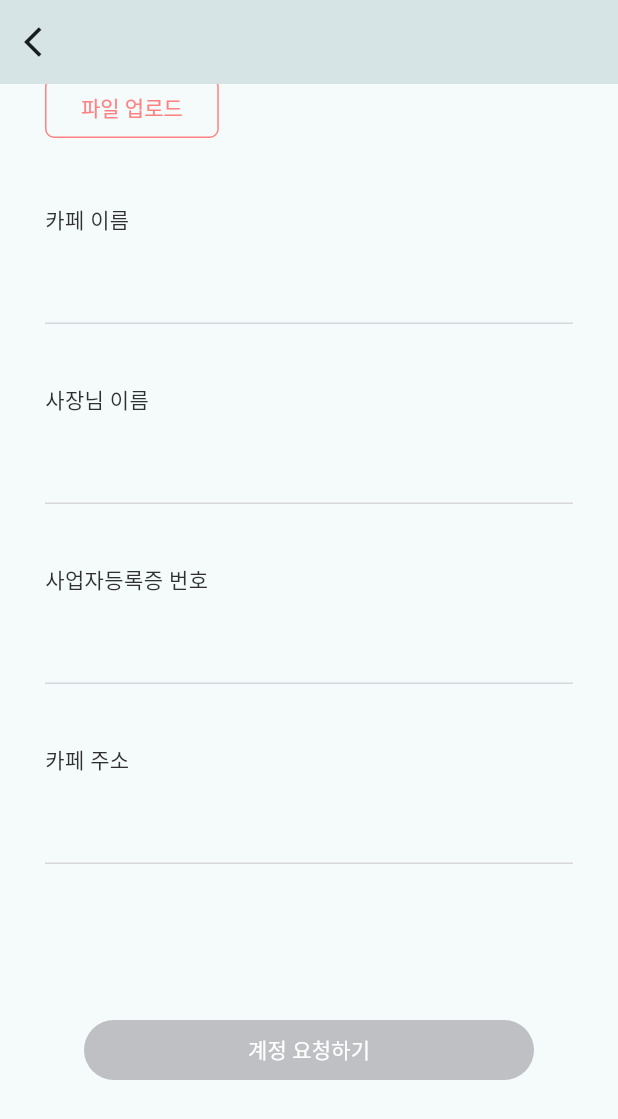
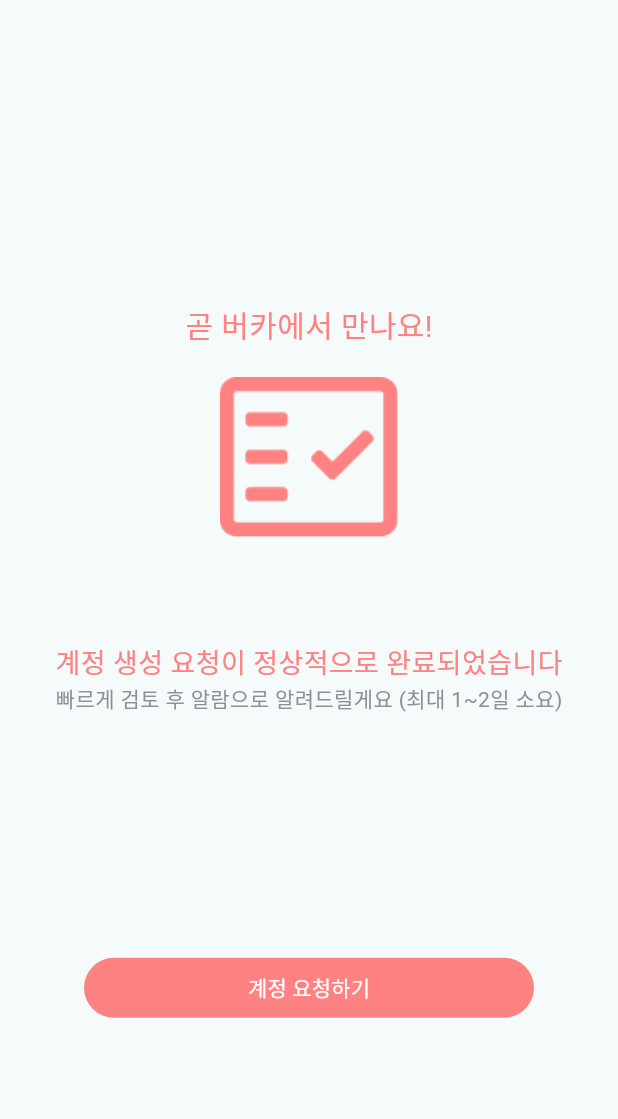
Before and after one commit to BirthdayCafe/Birca_Android, a Flutter app: the OnboardingCafeOwnerView screen opened directly, scrolled down 145 dp, after a tap on "계정 요청하기", on a phone screen of 412 x 824 dp. Shown: the top 1119 px of the screen. Run offline on Flutter 3.47's test engine with Material 3 defaults, Android fonts, the phone set to English and light mode, and no system bars; Roboto replaces fonts that are missing (PretendardBold, PretendardMedium, PretendardRegular).

Commit message:
Feat. 사장님 온보딩 종료 view

```diff
--- a/lib/view/onboarding/onboardingView.dart
+++ b/lib/view/onboarding/onboardingView.dart
@@ -1,4 +1,6 @@
 import 'package:birca/colors/mainColors.dart';
+import 'package:birca/designSystem/button.dart';
+import 'package:birca/designSystem/text.dart';
 import 'package:flutter/material.dart';
 
 //팬, 사장님 선택
@@ -15,11 +17,12 @@ class _OnBoardingView extends State<OnBoardingView> {
     super.initState();
   }
 
+  @override
   Widget build(BuildContext context) {
     return Scaffold(
         appBar: AppBar(),
         body: Container(
-            margin: EdgeInsets.only(top: 87),
+            margin: const EdgeInsets.only(top: 87),
             child: Center(
               child: Column(
                 children: [
@@ -57,7 +60,7 @@ class _OnBoardingView extends State<OnBoardingView> {
                           Navigator.push(
                               context,
                               MaterialPageRoute(
-                                  builder: (context) => OnboardingView2()));
+                                  builder: (context) => const OnboardingView2()));
                         },
                         child: Image.asset('lib/assets/image/img_fan.png'),
                       ),
@@ -70,7 +73,7 @@ class _OnBoardingView extends State<OnBoardingView> {
                               context,
                               MaterialPageRoute(
                                   builder: (context) =>
-                                      OnboardingCafeOwnerView()));
+                                      const OnboardingCafeOwnerView()));
                         },
                         child:
                             Image.asset('lib/assets/image/img_cafe_owner.png'),
@@ -92,14 +95,14 @@ class OnboardingView2 extends StatelessWidget {
     return Scaffold(
         appBar: AppBar(
           leading: IconButton(
-            icon: Icon(Icons.arrow_back_ios),
+            icon: const Icon(Icons.arrow_back_ios),
             onPressed: () {
               Navigator.pop(context);
             },
           ),
         ),
         body: Container(
-            margin: EdgeInsets.only(top: 87),
+            margin: const EdgeInsets.only(top: 87),
             child: Center(
               child: Column(
                 children: [
@@ -170,7 +173,7 @@ class _OnboardingCafeOwnerView extends State<OnboardingCafeOwnerView> {
     return Scaffold(
         appBar: AppBar(
           leading: IconButton(
-            icon: Icon(Icons.arrow_back_ios),
+            icon: const Icon(Icons.arrow_back_ios),
             onPressed: () {
               Navigator.pop(context);
             },
@@ -204,33 +207,34 @@ class _OnboardingCafeOwnerView extends State<OnboardingCafeOwnerView> {
                       ),
                     ]),
               ),
-              Padding(padding: EdgeInsets.only(top: 52)),
-              Text(
+              const Padding(padding: EdgeInsets.only(top: 52)),
+              const Text(
                 "사업자등록증",
                 style: TextStyle(fontFamily: 'PretendardMedium', fontSize: 16),
               ),
-              SizedBox(
+              const SizedBox(
                 height: 18,
               ),
               OutlinedButton(
                 onPressed: () {},
-                child: Text(
+                style: OutlinedButton.styleFrom(
+                    textStyle:
+                        const TextStyle(fontFamily: 'PretendardMedium', fontSize: 14),
+                    primary: MainColors.main03,
+                    side: const BorderSide(color: MainColors.main03),
+                    shape: RoundedRectangleBorder(
+                        borderRadius: BorderRadius.circular(6))),
+                child: const Text(
                   '파일 업로드',
                 ),
-                style: OutlinedButton.styleFrom(
-                    textStyle:
-                        TextStyle(fontFamily: 'PretendardMedium', fontSize: 14),
-                    primary: MainColors.main03,
-                    side: BorderSide(color: MainColors.main03),
-                    shape: RoundedRectangleBorder(
-                        borderRadius: BorderRadius.circular(6))),
               ),
-              SizedBox(height: 40),
-              Text(
+              const SizedBox(height: 40),
+              const Text(
                 '카페 이름',
                 style: TextStyle(fontFamily: 'PretendardMedium', fontSize: 14),
               ),
-              SizedBox(
+
+              const SizedBox(
                 height: 11,
               ),
               const TextField(
@@ -245,12 +249,36 @@ class _OnboardingCafeOwnerView extends State<OnboardingCafeOwnerView> {
                   // )
                 ),
               ),
-              SizedBox(height: 40),
-              Text(
+              const SizedBox(height: 40),
+
+              const Text(
                 '사장님 이름',
                 style: TextStyle(fontFamily: 'PretendardMedium', fontSize: 14),
+
               ),
-              SizedBox(
+              const SizedBox(
+                height: 11,
+
+
+              ),
+              const TextField(
+                decoration: InputDecoration(
+                  //비활성화
+                  enabledBorder: UnderlineInputBorder(
+                      borderSide: BorderSide(color: Color(0xffD7D8DC))),
+
+                  //활성화
+                  // focusedBorder: UnderlineInputBorder(
+                  //   borderSide: BorderSide(color: MainColors.main03)
+                  // )
+                ),
+              ),
+              const SizedBox(height: 40),
+              const Text(
+                '사업자등록증 번호',
+                style: TextStyle(fontFamily: 'PretendardMedium', fontSize: 14),
+              ),
+              const SizedBox(
                 height: 11,
               ),
               const TextField(
@@ -265,12 +293,12 @@ class _OnboardingCafeOwnerView extends State<OnboardingCafeOwnerView> {
                   // )
                 ),
               ),
-              SizedBox(height: 40),
-              Text(
-                '사업자등록증 번호',
+              const SizedBox(height: 40),
+              const Text(
+                '카페 주소',
                 style: TextStyle(fontFamily: 'PretendardMedium', fontSize: 14),
               ),
-              SizedBox(
+              const SizedBox(
                 height: 11,
               ),
               const TextField(
@@ -285,46 +313,74 @@ class _OnboardingCafeOwnerView extends State<OnboardingCafeOwnerView> {
                   // )
                 ),
               ),
-              SizedBox(height: 40),
-              Text(
-                '카페 주소',
-                style: TextStyle(fontFamily: 'PretendardMedium', fontSize: 14),
-              ),
-              SizedBox(
-                height: 11,
-              ),
-              const TextField(
-                decoration: InputDecoration(
-                  //비활성화
-                  enabledBorder: UnderlineInputBorder(
-                      borderSide: BorderSide(color: Color(0xffD7D8DC))),
-
-                  //활성화
-                  // focusedBorder: UnderlineInputBorder(
-                  //   borderSide: BorderSide(color: MainColors.main03)
-                  // )
-                ),
-              ),
-              SizedBox(
+              const SizedBox(
                 height: 100,
               ),
               Row(
                 mainAxisAlignment: MainAxisAlignment.center,
                 children: [
-                  Container(
+                  SizedBox(
                       width: 300,
                       child: FilledButton(
-                        onPressed: () {},
-                        child: Text('계정 요청하기'),
+                        onPressed: () {
+                          Navigator.push(
+                              context,
+                              MaterialPageRoute(
+                                  builder: (context) =>  OnboardingCafeOwnerCompleteView()));
+                        },
                         style: FilledButton.styleFrom(
                           backgroundColor: Color(0xffBFC0C4),
                         ),
+                        child: const Text('계정 요청하기'),
                       ))
                 ],
               ),
-              SizedBox(height: 100,)
-            ],
+              const SizedBox(
+                height: 100,
+              ),
+                ],
           ),
         )));
   }
 }
+class OnboardingCafeOwnerCompleteView extends StatelessWidget{
+  @override
+  Widget build(BuildContext context) {
+
+    return Scaffold(
+      body:
+          Center(
+            child:Column(
+              mainAxisAlignment: MainAxisAlignment.center,
+              // crossAxisAlignment: CrossAxisAlignment.center,
+              children: [
+                SizedBox(height: 60,),
+                BircaText(text: '곧 버카에서 만나요!', textSize: 20, textColor: MainColors.main03, fontFamily: 'PretendardBold'),
+                SizedBox(height: 20,),
+                Image.asset('lib/assets/image/img_complete.png'),
+                SizedBox(height: 70,),
+                BircaText(text: '계정 생성 요청이 정상적으로 완료되었습니다', textSize: 18, textColor: MainColors.main03, fontFamily: 'PretendardSemiBold'),
+                BircaText(text: '빠르게 검토 후 알람으로 알려드릴게요 (최대 1~2일 소요)', textSize: 14, textColor: Color(0xff8F9093), fontFamily: 'PretendardRegular'),
+                SizedBox(height: 158,),
+                SizedBox(
+                    width: 300,
+                    child: FilledButton(
+                      onPressed: () {
+
+                      },
+                      style: FilledButton.styleFrom(
+                        backgroundColor: MainColors.main03,
+                      ),
+                      child: const Text('계정 요청하기'),
+                    ))
+
+              ],
+            ),
+          )
+
+    );
+
+  }
+
+
+}
```
